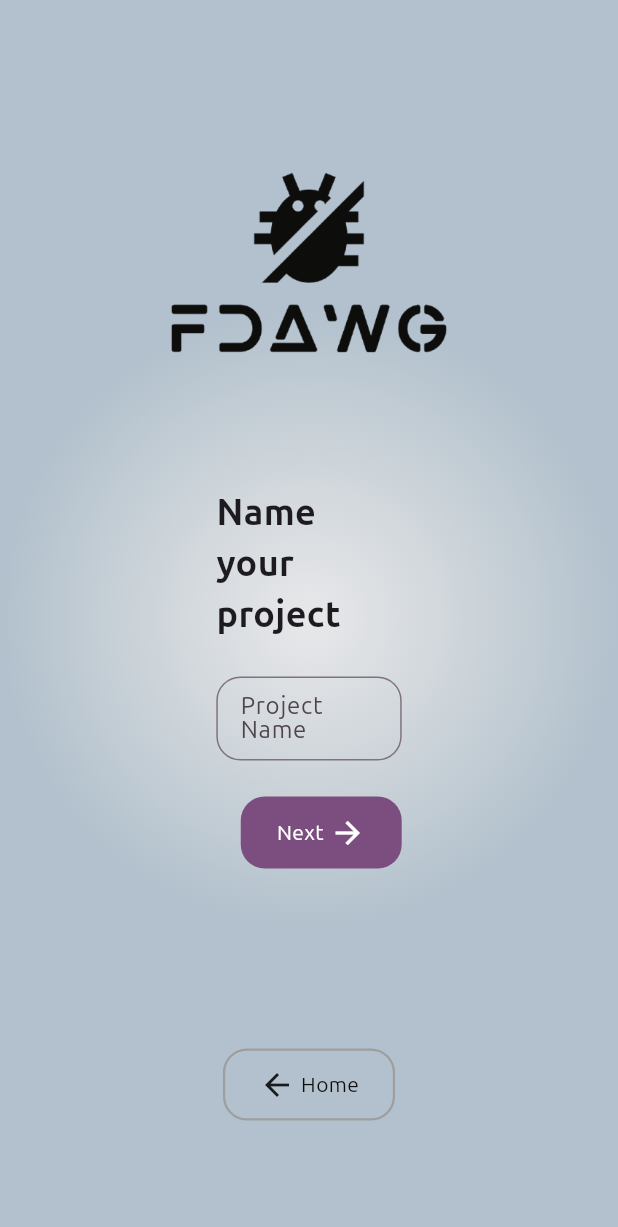
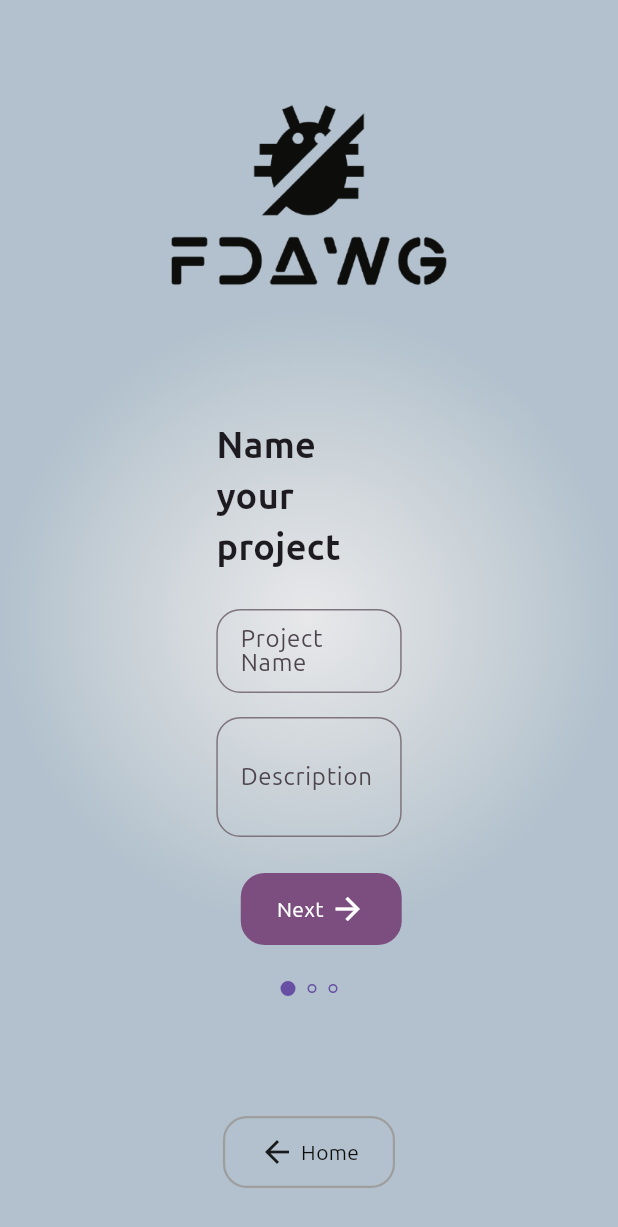
Before and after one commit to Jerinji2016/fdawg, a Flutter app: the CreateProjectPage screen opened by its route, on a phone screen of 412 x 824 dp. Shown: the top 1227 px of the screen. Run offline on Flutter 3.47's test engine with Material 3 defaults, Android fonts, the phone set to English and light mode, and no system bars; our stand-ins replace go_router; project files that could hold a hidden picture were left out.

Commit message:
added page view for project creation

```diff
--- a/lib/src/ui/create_project/create_project.vm.dart
+++ b/lib/src/ui/create_project/create_project.vm.dart
@@ -1,11 +1,39 @@
 import 'package:flutter/cupertino.dart';
 
+import '../../widgets/page_index_indicator.dart';
+
 class CreateProjectViewModel extends ChangeNotifier {
+  final pageIndexController = PageIndexController(total: 3);
+
   final projectNameController = TextEditingController();
+  final projectDescriptionController = TextEditingController();
+
+  final appNameController = TextEditingController();
+
+  int _currentPageIndex = 0;
+
+  int get currentPage => _currentPageIndex;
+
+  void onNextTapped() {
+    _currentPageIndex++;
+    pageIndexController.nextIndex();
+    notifyListeners();
+  }
+
+  void onPreviousTapped() {
+    _currentPageIndex--;
+    pageIndexController.previousIndex();
+    notifyListeners();
+  }
 
   @override
   void dispose() {
+    pageIndexController.dispose();
+
+    projectNameController.dispose();
+    projectDescriptionController.dispose();
+    appNameController.dispose();
+
     super.dispose();
-    projectNameController.dispose();
   }
 }
--- a/lib/src/ui/create_project/create_project_page.dart
+++ b/lib/src/ui/create_project/create_project_page.dart
@@ -1,9 +1,15 @@
 import 'package:flutter/material.dart';
 import 'package:go_router/go_router.dart';
+import 'package:provider/provider.dart';
 
+import '../../widgets/fade_transition_switcher.dart';
 import '../../widgets/logo.dart';
+import '../../widgets/page_index_indicator.dart';
 import '../../widgets/primary_button.dart';
+import 'create_project.vm.dart';
 import 'steps/name_your_project.dart';
+import 'steps/set_app_identity.dart';
+import 'steps/select_platforms.dart';
 
 class CreateProjectPage extends StatefulWidget {
   const CreateProjectPage({super.key});
@@ -17,7 +23,12 @@ class _CreateProjectPageState extends State<CreateProjectPage> {
   Widget build(BuildContext context) {
     return Scaffold(
       body: Center(
-        child: Column(
+        child: ChangeNotifierProvider(
+          create: (context) => CreateProjectViewModel(),
+          builder: (context, child) {
+            final viewModel = Provider.of<CreateProjectViewModel>(context, listen: false);
+
+            return Column(
               mainAxisSize: MainAxisSize.min,
               children: [
                 const Logo(),
@@ -26,9 +37,13 @@ class _CreateProjectPageState extends State<CreateProjectPage> {
                   constraints: BoxConstraints(
                     maxWidth: MediaQuery.of(context).size.width * 0.3,
                   ),
-              child: const NameYourProject(),
+                  child: _buildPages(context),
                 ),
-            const SizedBox(height: 120),
+                const SizedBox(height: 24),
+                PageIndexIndicator(
+                  controller: viewModel.pageIndexController,
+                ),
+                const SizedBox(height: 80),
                 PrimaryButton(
                   text: 'Home',
                   color: Colors.transparent,
@@ -41,8 +56,27 @@ class _CreateProjectPageState extends State<CreateProjectPage> {
                   onTap: () => context.pop(),
                 )
               ],
+            );
+          },
         ),
       ),
     );
   }
+
+  Widget _buildPages(BuildContext context) {
+    final pages = [
+      FadeTransitionChild(child: const NameYourProject(), index: 0),
+      FadeTransitionChild(child: const SetAppIdentity(), index: 1),
+      FadeTransitionChild(child: const SelectPlatforms(), index: 2),
+    ];
+
+    final viewModel = Provider.of<CreateProjectViewModel>(context);
+
+    return AnimatedSize(
+      duration: const Duration(milliseconds: 100),
+      child: FadeTransitionSwitcher(
+        item: pages.elementAt(viewModel.currentPage),
+      ),
+    );
   }
+}
--- a/lib/src/ui/create_project/steps/name_your_project.dart
+++ b/lib/src/ui/create_project/steps/name_your_project.dart
@@ -1,6 +1,8 @@
 import 'package:flutter/material.dart';
+import 'package:provider/provider.dart';
 
 import '../../../widgets/primary_button.dart';
+import '../create_project.vm.dart';
 
 class NameYourProject extends StatefulWidget {
   const NameYourProject({super.key});
@@ -12,6 +14,8 @@ class NameYourProject extends StatefulWidget {
 class _NameYourProjectState extends State<NameYourProject> {
   @override
   Widget build(BuildContext context) {
+    final viewModel = Provider.of<CreateProjectViewModel>(context);
+
     return Column(
       mainAxisSize: MainAxisSize.min,
       children: [
@@ -24,9 +28,22 @@ class _NameYourProjectState extends State<NameYourProject> {
         ),
         const SizedBox(height: 24),
         TextField(
-          controller: TextEditingController(),
+          controller: viewModel.projectNameController,
           decoration: InputDecoration(
             label: const Text('Project Name'),
+            hintText: 'My Awesome Project',
+            floatingLabelStyle: TextStyle(
+              color: Theme.of(context).colorScheme.primary,
+            ),
+          ),
+        ),
+        const SizedBox(height: 16),
+        TextField(
+          controller: TextEditingController(),
+          maxLines: 2,
+          decoration: InputDecoration(
+            label: const Text('Description'),
+            hintText: 'My awesome project is going to ...',
             floatingLabelStyle: TextStyle(
               color: Theme.of(context).colorScheme.primary,
             ),
@@ -37,7 +54,7 @@ class _NameYourProjectState extends State<NameYourProject> {
           alignment: Alignment.centerRight,
           child: PrimaryButton(
             text: 'Next',
-            onTap: () {},
+            onTap: viewModel.onNextTapped,
             suffix: const Icon(
               Icons.arrow_forward,
               color: Colors.white,
--- /dev/null
+++ b/lib/src/widgets/fade_transition_switcher.dart
@@ -0,0 +1,140 @@
+import 'package:flutter/material.dart';
+import 'package:flutter/scheduler.dart';
+
+class FadeTransitionChild {
+  FadeTransitionChild({
+    required this.child,
+    required this.index,
+  });
+
+  final Widget child;
+  final int index;
+
+  String get key => '$child-$index';
+}
+
+class FadeTransitionSwitcher extends StatefulWidget {
+  const FadeTransitionSwitcher({
+    required this.item,
+    super.key = const ValueKey('FadeTransitionSwitcher'),
+  });
+
+  final FadeTransitionChild item;
+
+  @override
+  State<FadeTransitionSwitcher> createState() => _FadeTransitionSwitcherState();
+}
+
+class _FadeTransitionSwitcherState extends State<FadeTransitionSwitcher> with TickerProviderStateMixin {
+  late final _entryAnimationController = AnimationController(
+    vsync: this,
+    duration: const Duration(milliseconds: 100),
+    animationBehavior: AnimationBehavior.preserve,
+  );
+
+  late final _exitAnimationController = AnimationController(
+    vsync: this,
+    duration: const Duration(milliseconds: 300),
+  );
+
+  late FadeTransitionChild item;
+  bool isReverse = false;
+
+  @override
+  void initState() {
+    super.initState();
+    item = widget.item;
+
+    SchedulerBinding.instance.addPostFrameCallback((_) {
+      _entryAnimationController.forward(from: 0);
+    });
+  }
+
+  T getAnimation<T>(AnimationController controller, {required T begin, required T end}) {
+    return controller
+        .drive(
+          Tween<T>(
+            begin: begin,
+            end: end,
+          ).chain(CurveTween(curve: Curves.fastLinearToSlowEaseIn)),
+        )
+        .value;
+  }
+
+  @override
+  Widget build(BuildContext context) {
+    return AnimatedBuilder(
+      animation: _exitAnimationController,
+      builder: (context, child) {
+        return Transform.translate(
+          offset: getAnimation(
+            _exitAnimationController,
+            begin: Offset.zero,
+            end: Offset(100 * (isReverse ? 1 : -1), 0),
+          ),
+          child: Opacity(
+            opacity: getAnimation<double>(
+              _exitAnimationController,
+              begin: 1,
+              end: 0,
+            ),
+            child: child,
+          ),
+        );
+      },
+      child: AnimatedBuilder(
+        animation: _entryAnimationController,
+        builder: (context, child) {
+          return Transform.translate(
+            offset: getAnimation(
+              _entryAnimationController,
+              begin: Offset(100 * (isReverse ? -1 : 1), 0),
+              end: Offset.zero,
+            ),
+            child: Opacity(
+              opacity: getAnimation<double>(
+                _entryAnimationController,
+                begin: 0,
+                end: 1,
+              ),
+              child: item.child,
+            ),
+          );
+        },
+      ),
+    );
+  }
+
+  @override
+  void didUpdateWidget(covariant FadeTransitionSwitcher oldWidget) {
+    if (oldWidget.item.key != widget.item.key) {
+      transitionToNewChild(oldWidget.item.index > widget.item.index);
+    }
+    super.didUpdateWidget(oldWidget);
+  }
+
+  Future<void> transitionToNewChild(bool isReverse) async {
+    debugPrint('_FadeTransitionSwitcherState.transitionToNewChild: 🐞$isReverse');
+    this.isReverse = isReverse;
+    await _exitAnimationController.forward();
+    item = widget.item;
+    _entryAnimationController.reset();
+    _exitAnimationController.reset();
+    await _entryAnimationController.forward();
+  }
+
+  @override
+  void dispose() {
+    if (_entryAnimationController.isAnimating) {
+      _entryAnimationController.stop();
+    }
+    _entryAnimationController.dispose();
+
+    if (_exitAnimationController.isAnimating) {
+      _exitAnimationController.stop();
+    }
+    _exitAnimationController.dispose();
+
+    super.dispose();
+  }
+}
--- /dev/null
+++ b/lib/src/widgets/page_index_indicator.dart
@@ -0,0 +1,83 @@
+import 'package:flutter/material.dart';
+import 'package:provider/provider.dart';
+
+class PageIndexController extends ChangeNotifier {
+  PageIndexController({
+    required this.total,
+    int initialIndex = 0,
+  })  : assert(initialIndex <= total, 'initialIndex should be <= total'),
+        _currentIndex = initialIndex;
+
+  final int total;
+
+  int _currentIndex = 0;
+
+  int get currentIndex => _currentIndex;
+
+  void nextIndex() {
+    _currentIndex++;
+    notifyListeners();
+  }
+
+  void previousIndex() {
+    _currentIndex--;
+    notifyListeners();
+  }
+
+  void changeIndex(int newIndex) {
+    _currentIndex = newIndex;
+    notifyListeners();
+  }
+}
+
+class PageIndexIndicator extends StatefulWidget {
+  const PageIndexIndicator({
+    required this.controller,
+    super.key,
+  });
+
+  final PageIndexController controller;
+
+  @override
+  State<PageIndexIndicator> createState() => _PageIndexIndicatorState();
+}
+
+class _PageIndexIndicatorState extends State<PageIndexIndicator> {
+  @override
+  Widget build(BuildContext context) {
+    return ChangeNotifierProvider.value(
+      value: widget.controller,
+      builder: (context, child) {
+        final controller = Provider.of<PageIndexController>(context);
+        debugPrint('_PageIndexIndicatorState.build: 🐞');
+        return Row(
+          mainAxisSize: MainAxisSize.min,
+          children: List.generate(
+            controller.total,
+            (index) {
+              final isSelected = index <= controller.currentIndex;
+              return _buildIndicatorDot(isSelected);
+            },
+          ),
+        );
+      },
+    );
+  }
+
+  Widget _buildIndicatorDot(bool isSelected) {
+    final size = (isSelected ? 10 : 6).toDouble();
+    return AnimatedContainer(
+      duration: const Duration(milliseconds: 300),
+      margin: const EdgeInsets.symmetric(horizontal: 4),
+      decoration: BoxDecoration(
+        color: isSelected ? Theme.of(context).primaryColor : Colors.transparent,
+        borderRadius: BorderRadius.circular(size),
+        border: Border.all(
+          color: Theme.of(context).primaryColor,
+        ),
+      ),
+      width: size,
+      height: size,
+    );
+  }
+}
```
Also changed, not shown: lib/src/ui/create_project/steps/select_platforms.dart (added, +10 -0 lines), lib/src/ui/create_project/steps/set_app_identity.dart (added, +75 -0 lines), 2 other files. Lines whose indentation alone changed are shown as unchanged.
